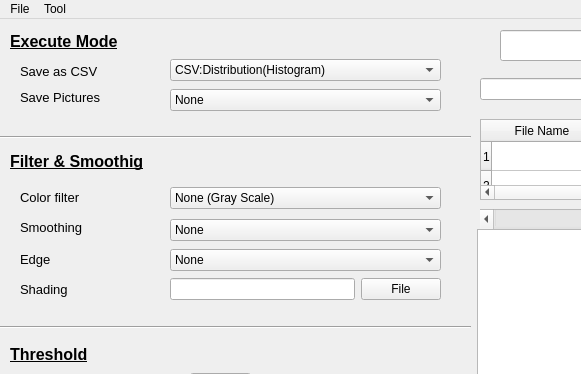
Qt form pyside_blog/pygraph_Opencv.ui (tatabox2000/Data_science) before a commit; both pictures show x 0 to 581 and y 0 to 374 of the 1158 by 834 pixel window.
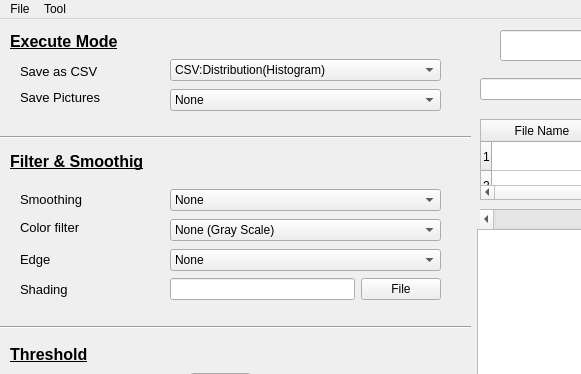
The same form after that commit. Custom widgets are drawn as their Qt base class.

```diff
--- a/pyside_blog/pygraph_Opencv.ui
+++ b/pyside_blog/pygraph_Opencv.ui
@@ -159,7 +159,7 @@
     <property name="geometry">
      <rect>
       <x>170</x>
-      <y>168</y>
+      <y>200</y>
       <width>271</width>
       <height>22</height>
      </rect>
@@ -207,7 +207,7 @@
     <property name="geometry">
      <rect>
       <x>20</x>
-      <y>170</y>
+      <y>200</y>
       <width>81</width>
       <height>16</height>
      </rect>
@@ -225,7 +225,7 @@
     <property name="geometry">
      <rect>
       <x>20</x>
-      <y>198</y>
+      <y>170</y>
       <width>81</width>
       <height>21</height>
      </rect>
@@ -243,7 +243,7 @@
     <property name="geometry">
      <rect>
       <x>170</x>
-      <y>200</y>
+      <y>170</y>
       <width>271</width>
       <height>22</height>
      </rect>
```
Left out of the diff: 4 changed lines with no effect on the pictures.
